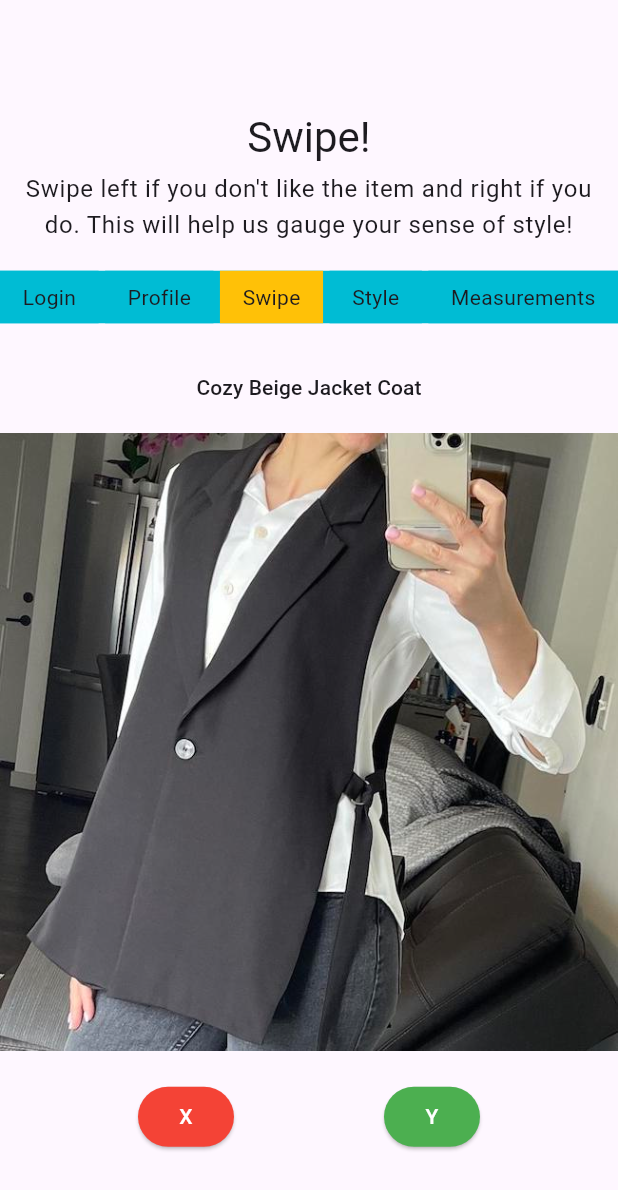
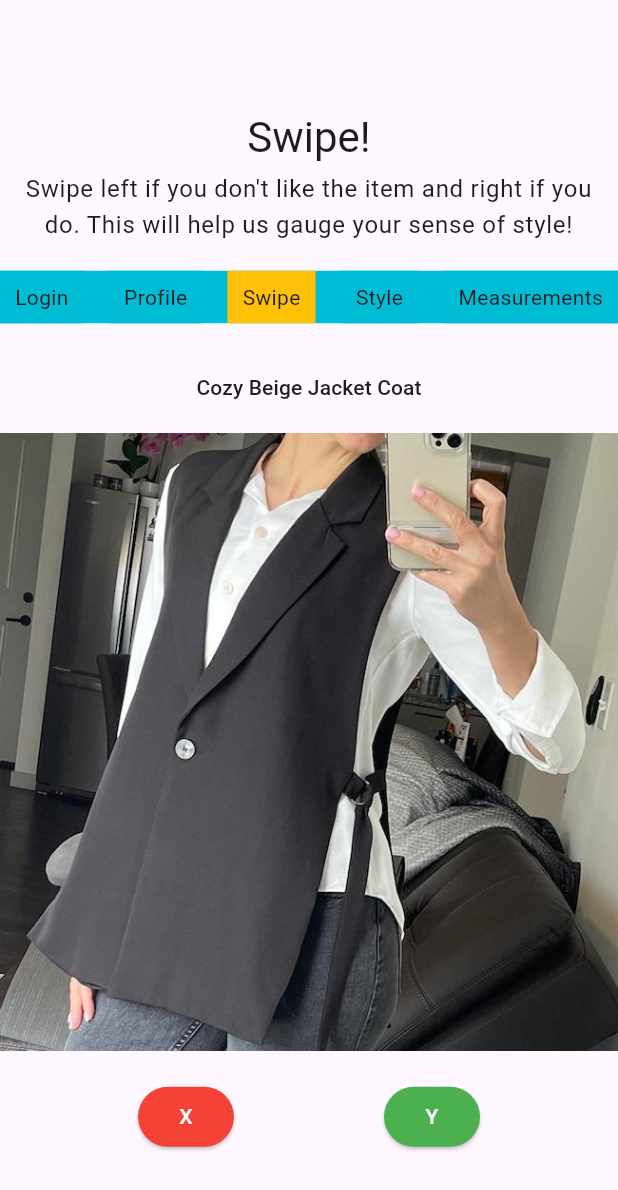
Before and after one commit to rndvouz/rndvouz_mobile_app, a Flutter app: the OnBoardingSwipe screen opened by its route, after a tap on an icon or button, on a phone screen of 412 x 824 dp. Shown: the top 1190 px of the screen. Run offline on Flutter 3.47's test engine with Material 2 defaults, Android fonts, the phone set to English and light mode, and no system bars; our stand-ins replace numberpicker.

Commit message:
created swipe mockup for onboarding feature

```diff
--- a/app/lib/model/merchandise_repository.dart
+++ b/app/lib/model/merchandise_repository.dart
@@ -29,97 +29,109 @@ class MerchandiseRepository {
       Merchandise(
           primaryStyle: PrimaryStyle.casual,
           garment: Garment.jeans,
-          id: 004,
+          id: 4,
           merchName: "Casual Loose Fit Ripped Jeans",
           forOnboarding: false),
       Merchandise(
           primaryStyle: PrimaryStyle.preppy,
           secondaryStyle: SecondaryStyle.casual,
           garment: Garment.skirt,
-          id: 005,
+          id: 5,
           merchName: "Preppy White Skirt",
           forOnboarding: false),
       Merchandise(
           primaryStyle: PrimaryStyle.chic,
           secondaryStyle: SecondaryStyle.formal,
           garment: Garment.jacket,
-          id: 006,
+          id: 6,
           merchName: "Chic Khaki Coat",
           forOnboarding: false),
       Merchandise(
           primaryStyle: PrimaryStyle.bohemeian,
           garment: Garment.dress,
-          id: 007,
+          id: 7,
           merchName: "Bohemian Flowy Summer Dress",
           forOnboarding: true),
       Merchandise(
           primaryStyle: PrimaryStyle.bohemeian,
           secondaryStyle: SecondaryStyle.vintage,
           garment: Garment.jacket,
-          id: 008,
+          id: 8,
           merchName: "Bohemian Warm Fall Outer Coat",
           forOnboarding: false),
       Merchandise(
           primaryStyle: PrimaryStyle.hipster,
           secondaryStyle: SecondaryStyle.casual,
           garment: Garment.longsleeve,
-          id: 009,
+          id: 9,
           merchName: "Yellow Plaid Oversized Longsleeve",
           forOnboarding: true),
       Merchandise(
           primaryStyle: PrimaryStyle.elegant,
           secondaryStyle: SecondaryStyle.formal,
           garment: Garment.dress,
-          id: 0010,
+          id: 10,
           merchName: "Cute Black Elegant Button-Up Dress",
           forOnboarding: true),
       Merchandise(
           primaryStyle: PrimaryStyle.athleisure,
           secondaryStyle: SecondaryStyle.casual,
           garment: Garment.pants,
-          id: 011,
+          id: 11,
           merchName: "Copper Athletic Pants",
           forOnboarding: true),
       Merchandise(
           primaryStyle: PrimaryStyle.western,
           garment: Garment.longsleeve,
-          id: 012,
+          id: 12,
           merchName: "Button-Down Patterned Longsleeve",
           forOnboarding: true),
       Merchandise(
           primaryStyle: PrimaryStyle.edgy,
           secondaryStyle: SecondaryStyle.streetwear,
           garment: Garment.pants,
-          id: 013,
+          id: 13,
           merchName: "Black Edgy Streetwear Chained Pants",
           forOnboarding: false),
       Merchandise(
           primaryStyle: PrimaryStyle.preppy,
           secondaryStyle: SecondaryStyle.casual,
           garment: Garment.longsleeve,
-          id: 014,
+          id: 14,
           merchName: "Cute Preppy Longsleeve with White Collar",
           forOnboarding: true),
       Merchandise(
           primaryStyle: PrimaryStyle.edgy,
           secondaryStyle: SecondaryStyle.preppy,
           garment: Garment.skirt,
-          id: 015,
+          id: 15,
           merchName: "Preppy Edgy Yellow Plaid Skirt",
           forOnboarding: false),
       Merchandise(
           primaryStyle: PrimaryStyle.casual,
           garment: Garment.shorts,
-          id: 016,
+          id: 16,
           merchName: "Blue Shorts",
           forOnboarding: false),
       Merchandise(
           primaryStyle: PrimaryStyle.electic,
           secondaryStyle: SecondaryStyle.vintage,
           garment: Garment.jacket,
-          id: 017,
+          id: 17,
           merchName: "Electic Jacket",
           forOnboarding: true),
+      Merchandise(
+          primaryStyle: PrimaryStyle.vintage,
+          garment: Garment.longsleeve,
+          id: 18,
+          merchName: "Vintage Jacket",
+          forOnboarding: true),
+      Merchandise(
+          primaryStyle: PrimaryStyle.casual,
+          garment: Garment.tshirt,
+          id: 19,
+          merchName: "Cute Casual T-Shirt",
+          forOnboarding: false),
       Merchandise(
           primaryStyle: PrimaryStyle.vintage,
           garment: Garment.longsleeve,
--- a/app/lib/onboarding_process/onboarding_swipe.dart
+++ b/app/lib/onboarding_process/onboarding_swipe.dart
@@ -1,5 +1,6 @@
 import 'package:app/model/garment.dart';
 import 'package:app/model/merchandise_repository.dart';
+import 'package:app/onboarding_process/sign_up_style.dart';
 import 'package:app/onboarding_process/sign_up_top_bar.dart';
 import 'package:flutter/material.dart';
 
@@ -22,10 +23,8 @@ class _OnBoardingSwipeState extends State<OnBoardingSwipe> {
       currentIndex = (currentIndex + 1) % merchandises.length;
 
       if (currentIndex == (merchandises.length - 1)) {
-        Navigator.push(
-            context,
-            MaterialPageRoute(
-                builder: (context) => SignUpTopBar(state: 'style')));
+        Navigator.push(context,
+            MaterialPageRoute(builder: (context) => const SignUpStyle()));
         // Handle "Sign Up" action here
       }
     });
--- a/app/lib/onboarding_process/sign_up_top_bar.dart
+++ b/app/lib/onboarding_process/sign_up_top_bar.dart
@@ -88,7 +88,7 @@ class SignUpTopBar extends StatelessWidget {
             children: [
               for (var label in individual)
                 Container(
-                  padding: EdgeInsets.only(left: 15, right: 15),
+                  padding: EdgeInsets.only(left: 10, right: 10),
                   color: label['state']!.toLowerCase() == state
                       ? Colors.amber
                       : Colors.cyan,
--- a/app/lib/swipe_card.dart
+++ b/app/lib/swipe_card.dart
@@ -1,5 +1,3 @@
-import 'dart:io';
-
 import 'package:flutter/material.dart';
 
 import '../model/merchandise.dart';
```
Also changed, not shown: app/lib/onboarding_process/sign_up_style.dart (+27 -3 lines), app/pubspec.yaml (+19 -0 lines), app/assets/images/020.jpg (added), 1 other file.
